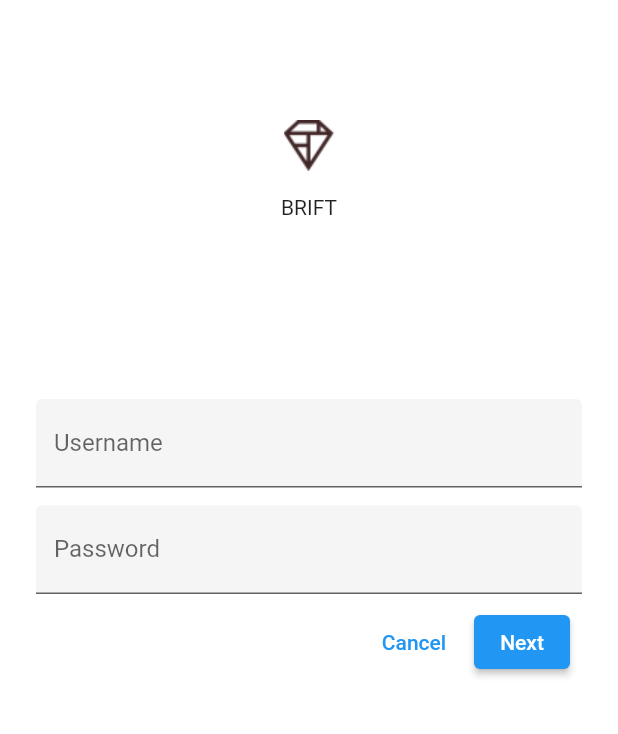
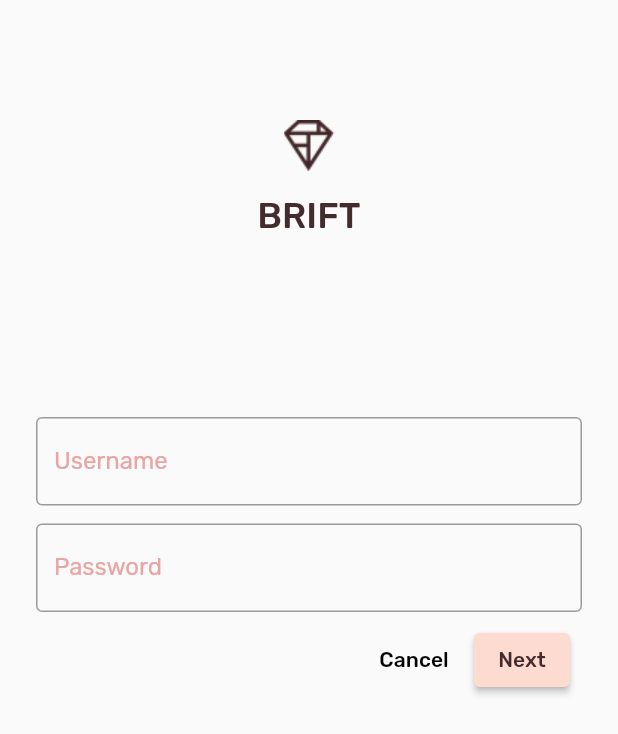
Before and after one commit to swap-10/E-commerce-UI-flutter, a Flutter app: the screen it shows after launch, after a tap on "Cancel", on a phone screen of 412 x 824 dp. Shown: the top 734 px of the screen. Run offline on Flutter 3.47's test engine with Material 2 defaults, Android fonts, the phone set to English and light mode, and no system bars.

Commit message:
Add pink color theming; add typography, card content adjustments

```diff
--- a/lib/app.dart
+++ b/lib/app.dart
@@ -2,6 +2,59 @@ import 'package:flutter/material.dart';
 
 import 'home.dart';
 import 'login.dart';
+import 'colors.dart';
+
+final ThemeData _kBriftTheme = _buildBriftTheme();
+
+ThemeData _buildBriftTheme() {
+  final ThemeData base = ThemeData.light();
+  return base.copyWith(
+    colorScheme: base.colorScheme.copyWith(
+      primary: kBriftPink100,
+      onPrimary: kBriftBrown900,
+      secondary: kBriftBrown900,
+      error: kBriftErrorRed,
+    ),
+    textTheme: _buildBriftTextTheme(base.textTheme),
+    textSelectionTheme: const TextSelectionThemeData(
+      selectionColor: kBriftPink100,
+    ),
+    inputDecorationTheme: const InputDecorationTheme(
+      focusedBorder: OutlineInputBorder(
+        borderSide: BorderSide(
+          width: 2.0,
+          color: kBriftBrown900,
+        ),
+      ),
+      border: OutlineInputBorder(),
+    ),
+  );
+}
+
+TextTheme _buildBriftTextTheme(TextTheme base) {
+  return base
+      .copyWith(
+        headline5: base.headline5!.copyWith(
+          fontWeight: FontWeight.w500,
+        ),
+        headline6: base.headline6!.copyWith(
+          fontSize: 18.0,
+        ),
+        caption: base.caption!.copyWith(
+          fontWeight: FontWeight.w400,
+          fontSize: 14.0,
+        ),
+        bodyText1: base.bodyText1!.copyWith(
+          fontWeight: FontWeight.w500,
+          fontSize: 16.0,
+        ),
+      )
+      .apply(
+        fontFamily: 'Rubik',
+        displayColor: kBriftBrown900,
+        bodyColor: kBriftBrown900,
+      );
+}
 
 class BriftApp extends StatelessWidget {
   const BriftApp({Key? key}) : super(key: key);
@@ -12,9 +65,7 @@ class BriftApp extends StatelessWidget {
       debugShowCheckedModeBanner: false,
       title: "Brift",
       home: const HomePage(),
-      theme: ThemeData(
-          scaffoldBackgroundColor: Colors.black,
-          appBarTheme: const AppBarTheme(backgroundColor: Colors.black)),
+      theme: _kBriftTheme,
       initialRoute: '/login',
       onGenerateRoute: _getRoute,
     );
--- /dev/null
+++ b/lib/colors.dart
@@ -0,0 +1,13 @@
+import 'package:flutter/material.dart';
+
+const kBriftPink50 = Color(0xFFFEEAE6);
+const kBriftPink100 = Color(0xFFFEDBD0);
+const kBriftPink300 = Color(0xFFFBB8AC);
+const kBriftPink400 = Color(0xFFEAA4A4);
+
+const kBriftBrown900 = Color(0xFF442B2D);
+
+const kBriftErrorRed = Color(0xFFC5032B);
+
+const kBriftSurfaceWhite = Color(0xFFFFFBFA);
+const kBriftBackgroundWhite = Colors.white;
--- a/lib/home.dart
+++ b/lib/home.dart
@@ -23,10 +23,10 @@ class HomePage extends StatelessWidget {
       return SizedBox(
         height: double.infinity,
         child: Card(
-          color: const Color.fromARGB(255, 236, 145, 65),
+          color: const Color.fromARGB(255, 240, 171, 111),
           clipBehavior: Clip.antiAlias,
           child: Column(
-            crossAxisAlignment: CrossAxisAlignment.start,
+            crossAxisAlignment: CrossAxisAlignment.center,
             children: <Widget>[
               AspectRatio(
                 aspectRatio: 18 / 11,
@@ -40,17 +40,20 @@ class HomePage extends StatelessWidget {
                 child: Padding(
                   padding: const EdgeInsets.fromLTRB(16.0, 12.0, 16.0, 8.0),
                   child: Column(
-                    crossAxisAlignment: CrossAxisAlignment.start,
+                    mainAxisAlignment: MainAxisAlignment.end,
+                    crossAxisAlignment: CrossAxisAlignment.center,
                     children: [
                       Text(
                         product.name,
-                        style: theme.textTheme.headline6,
+                        style: theme.textTheme.button,
+                        softWrap: false,
+                        overflow: TextOverflow.ellipsis,
                         maxLines: 1,
                       ),
                       const SizedBox(height: 8.0),
                       Text(
                         formatter.format(product.price),
-                        style: theme.textTheme.subtitle2,
+                        style: theme.textTheme.caption,
                       ),
                     ],
                   ),
--- a/lib/login.dart
+++ b/lib/login.dart
@@ -1,4 +1,6 @@
 import 'package:flutter/material.dart';
+
+import 'colors.dart';
 
 class LoginPage extends StatefulWidget {
   const LoginPage({Key? key}) : super(key: key);
@@ -10,10 +12,31 @@ class LoginPage extends StatefulWidget {
 class _LoginPageState extends State<LoginPage> {
   final _usernameController = TextEditingController();
   final _passwordController = TextEditingController();
+  final FocusNode _usernameFocusNode = FocusNode();
+  final FocusNode _passwordFocusNode = FocusNode();
+  final Color _unfocusedColor = kBriftPink400;
+
+  @override
+  void initState() {
+    super.initState();
+    _usernameFocusNode.addListener(() {
+      setState(() {});
+    });
+    _passwordFocusNode.addListener(() {
+      setState(() {});
+    });
+  }
+
+  @override
+  void dispose() {
+    super.dispose();
+    _usernameFocusNode.removeListener(() {});
+    _passwordFocusNode.removeListener(() {});
+  }
+
   @override
   Widget build(BuildContext context) {
     return Scaffold(
-      backgroundColor: Colors.white,
       body: SafeArea(
         child: ListView(
           padding: const EdgeInsets.symmetric(horizontal: 24.0),
@@ -23,29 +46,44 @@ class _LoginPageState extends State<LoginPage> {
               children: <Widget>[
                 Image.asset('assets/diamond.png'),
                 const SizedBox(height: 16.0),
-                const Text("BRIFT"),
+                Text(
+                  "BRIFT",
+                  style: Theme.of(context).textTheme.headline5,
+                ),
               ],
             ),
             const SizedBox(height: 120.0),
             TextField(
               controller: _usernameController,
-              decoration: const InputDecoration(
-                filled: true,
+              decoration: InputDecoration(
                 labelText: 'Username',
+                labelStyle: TextStyle(
+                    color: _usernameFocusNode.hasFocus
+                        ? Theme.of(context).colorScheme.secondary
+                        : _unfocusedColor),
               ),
+              focusNode: _usernameFocusNode,
             ),
             const SizedBox(height: 12.0),
             TextField(
               controller: _passwordController,
-              decoration: const InputDecoration(
-                filled: true,
+              decoration: InputDecoration(
                 labelText: 'Password',
+                labelStyle: TextStyle(
+                    color: _passwordFocusNode.hasFocus
+                        ? Theme.of(context).colorScheme.secondary
+                        : _unfocusedColor),
               ),
+              focusNode: _passwordFocusNode,
               obscureText: true,
             ),
             ButtonBar(
               children: <Widget>[
                 TextButton(
+                  style: ButtonStyle(
+                    foregroundColor:
+                        MaterialStateProperty.all<Color>(Colors.black),
+                  ),
                   child: const Text("Cancel"),
                   onPressed: () {
                     _usernameController.clear();
```
Also changed, not shown: pubspec.yaml (+7 -0 lines), fonts/Rubik-Medium.ttf (added), fonts/Rubik-Regular.ttf (added).
